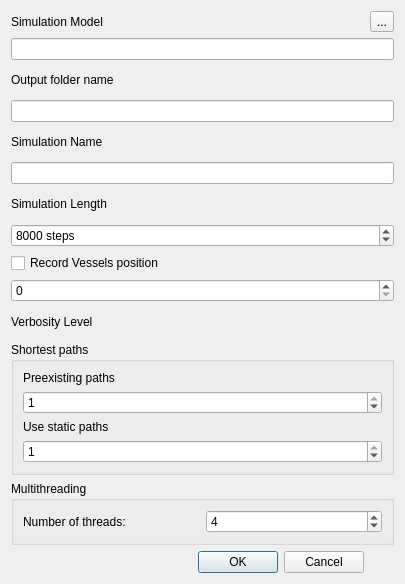
First picture: the form in scheduler/rundialog.ui, repository frabas/DISPLACE_GUI, before the edit.
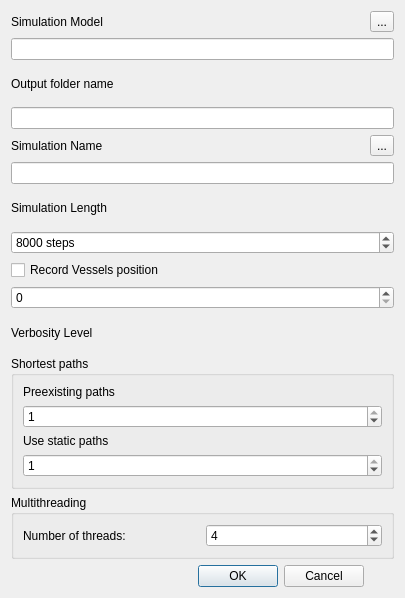
Second picture: the form after the edit.

Commit message: Scheduler: Batch creation of Simu Names in Run Dialog

What changed in the file:
```diff
--- a/scheduler/rundialog.ui
+++ b/scheduler/rundialog.ui
@@ -7,7 +7,7 @@
     <x>0</x>
     <y>0</y>
     <width>405</width>
-    <height>584</height>
+    <height>598</height>
    </rect>
   </property>
   <property name="windowTitle">
@@ -185,6 +185,13 @@
    <item row="7" column="0" colspan="2">
     <widget class="QLineEdit" name="simName"/>
    </item>
+   <item row="6" column="1">
+    <widget class="QToolButton" name="cmdBatchCreate">
+     <property name="text">
+      <string>...</string>
+     </property>
+    </widget>
+   </item>
   </layout>
  </widget>
  <resources/>
```
The commit also changes 6 other files.
